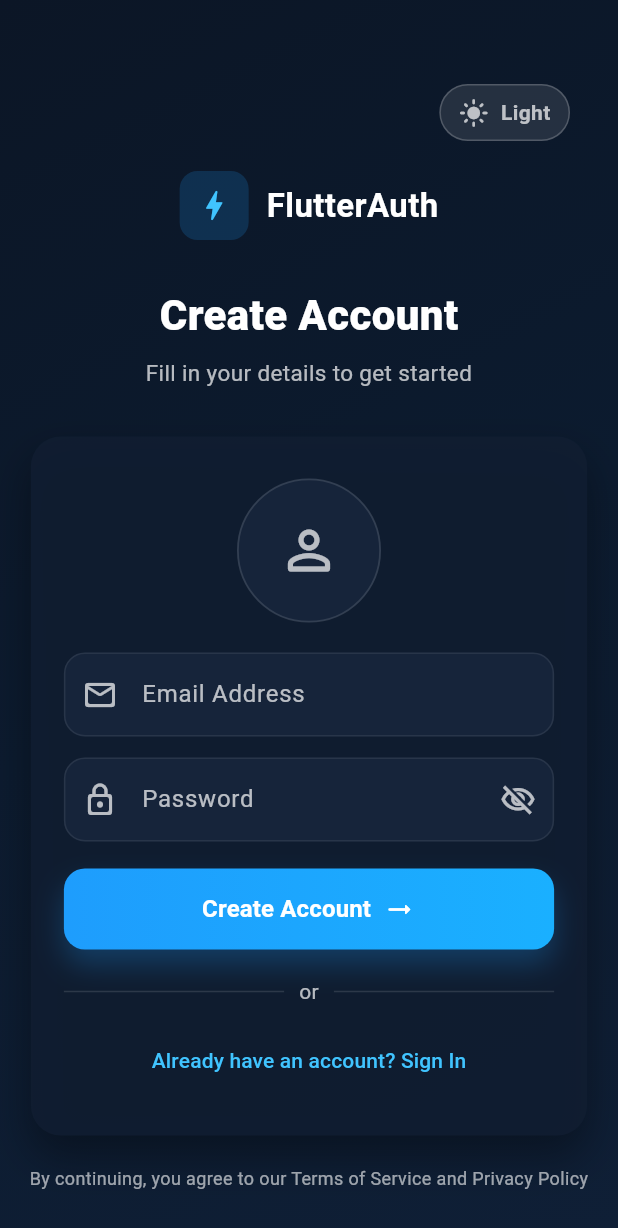
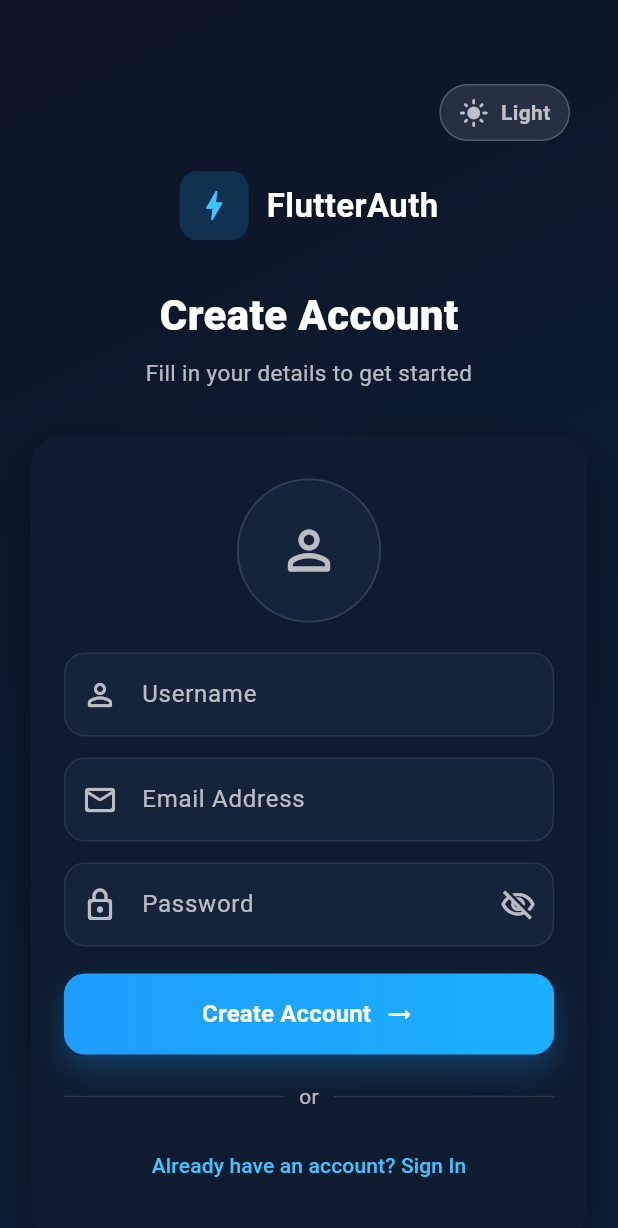
Before and after one commit to kalviumcommunity/S61-1225-ChronoByte-FlutterAndFireBase-Fixora, a Flutter app: the SignupPage screen opened by its route, on a phone screen of 412 x 824 dp. Shown: the top 1228 px of the screen. Run offline on Flutter 3.47's test engine with Material 3 defaults, Android fonts, the phone set to English and light mode, and no system bars; our stand-ins replace cloud_firestore, firebase_auth, firebase_core; accounts and stored records are empty.

Commit message:
implemented Firebase Auth (email & password)

```diff
--- a/fixora/lib/auth/signup_page.dart
+++ b/fixora/lib/auth/signup_page.dart
@@ -11,6 +11,7 @@ class SignupPage extends StatefulWidget {
 
 class _SignupPageState extends State<SignupPage> {
   final _formKey = GlobalKey<FormState>();
+  final _usernameCtl = TextEditingController();
   final _emailCtl = TextEditingController();
   final _passCtl = TextEditingController();
   bool _loading = false;
@@ -18,6 +19,7 @@ class _SignupPageState extends State<SignupPage> {
 
   @override
   void dispose() {
+    _usernameCtl.dispose();
     _emailCtl.dispose();
     _passCtl.dispose();
     super.dispose();
@@ -27,9 +29,23 @@ class _SignupPageState extends State<SignupPage> {
     if (!_formKey.currentState!.validate()) return;
     setState(() => _loading = true);
     try {
+      // Check if username already exists
+      final usernameExists = await AuthService.instance.isUsernameExists(
+        _usernameCtl.text.trim(),
+      );
+      if (usernameExists) {
+        if (!mounted) return;
+        ScaffoldMessenger.of(
+          context,
+        ).showSnackBar(const SnackBar(content: Text('Username already taken')));
+        setState(() => _loading = false);
+        return;
+      }
+
       await AuthService.instance.signUp(
         email: _emailCtl.text.trim(),
         password: _passCtl.text,
+        username: _usernameCtl.text.trim(),
       );
       if (!mounted) return;
       Navigator.pushReplacementNamed(context, '/report');
@@ -86,6 +102,25 @@ class _SignupPageState extends State<SignupPage> {
                   ),
                   const SizedBox(height: 20),
                   TextFormField(
+                    controller: _usernameCtl,
+                    decoration: authInputDecoration(
+                      label: 'Username',
+                      icon: Icons.person_outline_rounded,
+                      context: context,
+                    ),
+                    style: TextStyle(color: AuthColors.getTextColor(context)),
+                    validator: (v) {
+                      if (v == null || v.isEmpty) {
+                        return 'Username is required';
+                      }
+                      if (v.length < 3) {
+                        return 'Username must be at least 3 characters';
+                      }
+                      return null;
+                    },
+                  ),
+                  const SizedBox(height: 14),
+                  TextFormField(
                     controller: _emailCtl,
                     decoration: authInputDecoration(
                       label: 'Email Address',
@@ -118,7 +153,7 @@ class _SignupPageState extends State<SignupPage> {
                     style: TextStyle(color: AuthColors.getTextColor(context)),
                     obscureText: _obscurePass,
                     validator: (v) =>
-                        (v == null || v.length < 6) ? '6+ chars' : null,
+                        AuthService.instance.validatePassword(v ?? ''),
                   ),
                   const SizedBox(height: 18),
                   _loading
```
Also changed, not shown: fixora/lib/auth/auth_service.dart (+58 -3 lines), fixora/lib/main.dart (+20 -1 lines), 1 other file.
